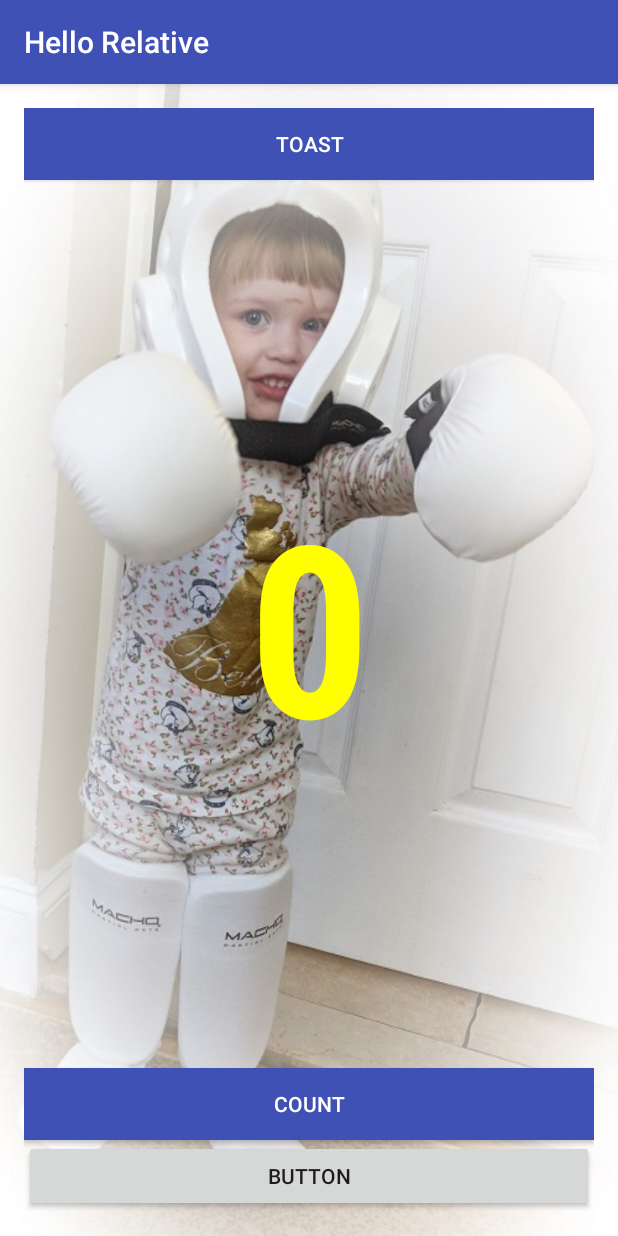
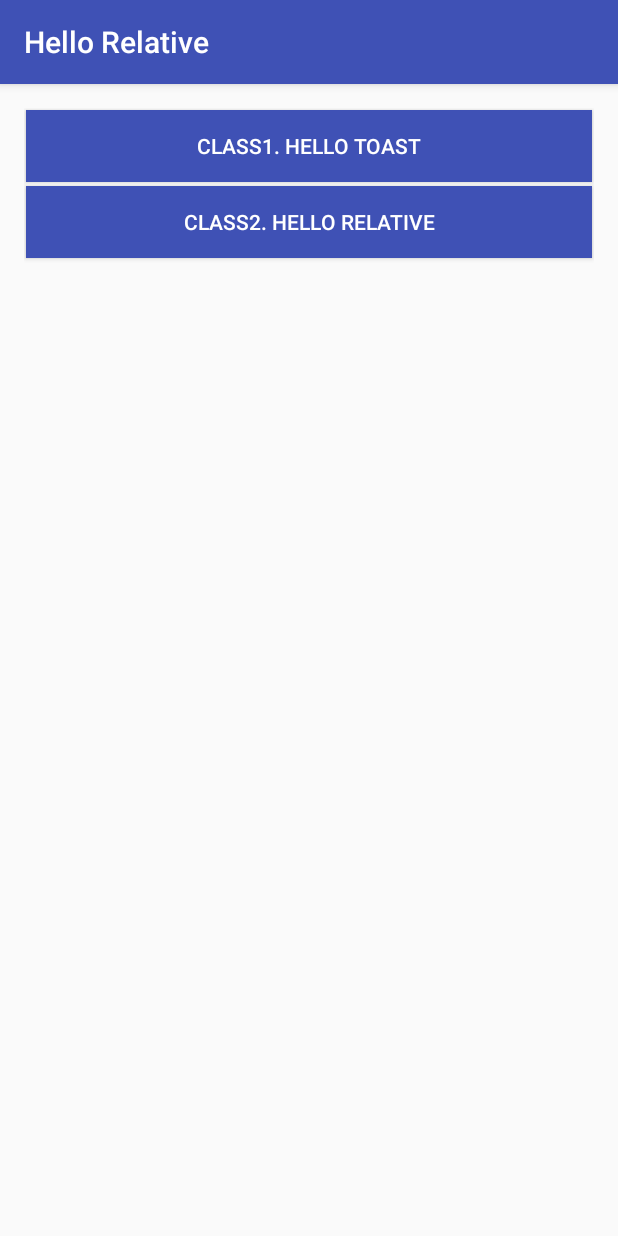
Before and after one commit to amalafeyev/AndroidOnlineTraining, an Android app: the screen it shows after launch (MainActivity), on a phone screen of 412 x 824 dp. Run offline under Robolectric (Android 15) with nearby library versions, the phone set to English and light mode, and no system bars.

Commit message:
1) Main Activity to luanch all other ones; 2) Refactored old MainActivity to be HelloToast activity from the calss #1 of online course of Android development from Google 3) Added HelloRelative activity from class #2 of online course of Android development from Google

```diff
--- a/src/main/AndroidManifest.xml
+++ b/src/main/AndroidManifest.xml
@@ -16,7 +16,8 @@
                 <category android:name="android.intent.category.LAUNCHER" />
             </intent-filter>
         </activity>
-        <activity android:name=".HelloRelative"></activity>
+        <activity android:name=".HelloRelative" />
+        <activity android:name=".HelloToastClassActivity"></activity>
     </application>
 
 </manifest>
--- a/src/main/java/com/malafeyev/alexey/mobapp/MainActivity.java
+++ b/src/main/java/com/malafeyev/alexey/mobapp/MainActivity.java
@@ -3,57 +3,27 @@ package com.malafeyev.alexey.mobapp;
 import android.content.Intent;
 import android.os.Bundle;
 import android.support.v7.app.AppCompatActivity;
-import android.util.Log;
 import android.view.View;
-import android.widget.Button;
-import android.widget.TextView;
-import android.widget.Toast;
 
-public class MainActivity extends AppCompatActivity implements View.OnClickListener {
+public class MainActivity extends AppCompatActivity{
 
     private static final String TAG = "MainActivity";
-
-    private TextView txvToast = null;
-    private Button btnToast = null;
-    private Button btnCount = null;
-    private int counter = 0;
-    private boolean toogler = false;
 
     @Override
     protected void onCreate(Bundle savedInstanceState) {
         super.onCreate(savedInstanceState);
         setContentView(R.layout.activity_main);
 
-        txvToast = (TextView) findViewById(R.id.txvToast);
-        btnToast = (Button) findViewById(R.id.btnToast);
-        btnCount = (Button) findViewById(R.id.btnCount);
-        counter = 0;
-        txvToast.setText(String.valueOf(counter));
-
 //        try {
 //            float d = 1;
 //        } catch (Exception ex) {
 //            Log.d(TAG, "Hello World", ex);
 //        }
-
-        btnCount.setOnClickListener(this);
     }
 
-    @Override
-    public void onClick(View view) {
-        if(view.getId() == btnCount.getId()){
-            if(txvToast != null) {
-                txvToast.setText(String.valueOf(++counter));
-            }
-        }
-        else if(view.getId() == btnToast.getId() || view.getId() == txvToast.getId()){
-            ((View)txvToast.getParent())
-                    .setBackground(getDrawable(
-                            toogler ? R.drawable.mvimg_20180310_170434 : R.drawable.mvimg_20180311_154941));
-            toogler = !toogler;
-        }
-
-        Toast.makeText(this, "Punch!!!", Toast.LENGTH_SHORT).show();
+    public void startHelloToastActivity(View view) {
+        Intent intentHelloToast = new Intent(getApplicationContext(), HelloToastClassActivity.class);
+        startActivity(intentHelloToast);
     }
 
     public void startHelloRelativeActivity(View view) {
--- a/src/main/res/layout/activity_main.xml
+++ b/src/main/res/layout/activity_main.xml
@@ -1,53 +1,28 @@
 <?xml version="1.0" encoding="utf-8"?>
 <LinearLayout xmlns:android="http://schemas.android.com/apk/res/android"
-    xmlns:app="http://schemas.android.com/apk/res-auto"
     xmlns:tools="http://schemas.android.com/tools"
     android:layout_width="match_parent"
     android:layout_height="match_parent"
     android:padding="@dimen/activity_margin"
-    android:background="@drawable/mvimg_20180310_170434"
     android:orientation="vertical"
     tools:context="com.malafeyev.alexey.mobapp.MainActivity">
 
     <Button
-        android:id="@+id/btnToast"
         android:layout_width="match_parent"
         android:layout_height="wrap_content"
+        android:layout_margin="1dp"
         android:background="@color/colorPrimary"
-        android:onClick="onClick"
-        android:textColor="@color/colorWhite"
-        android:text="Toast" />
-
-    <TextView
-        android:id="@+id/txvToast"
-        android:layout_width="match_parent"
-        android:layout_height="wrap_content"
-        android:layout_weight="2"
-        android:onClick="onClick"
-        android:fontFamily="sans-serif-condensed"
-        android:text="@string/show_initial_value"
-        android:textAlignment="center"
-        android:textColor="@color/myBackgroundColor"
-        android:textSize="@dimen/show_text_size"
-        android:textStyle="bold"
-        app:layout_constraintBottom_toBottomOf="parent"
-        app:layout_constraintLeft_toLeftOf="parent"
-        app:layout_constraintRight_toRightOf="parent"
-        app:layout_constraintTop_toTopOf="parent"
-        android:gravity="center"/>
-
-    <Button
-        android:id="@+id/btnCount"
-        android:layout_width="match_parent"
-        android:layout_height="wrap_content"
-        android:background="@color/colorPrimary"
-        android:textColor="@color/colorWhite"
-        android:text="Count" />
+        android:onClick="startHelloToastActivity"
+        android:text="@string/button_label_hello_toast"
+        android:textColor="@color/colorWhite" />
 
     <Button
         android:layout_width="match_parent"
         android:layout_height="wrap_content"
-        android:text="Button"
-        android:onClick="startHelloRelativeActivity"/>
+        android:layout_margin="1dp"
+        android:background="@color/colorPrimary"
+        android:onClick="startHelloRelativeActivity"
+        android:text="@string/button_label_hello_relative"
+        android:textColor="@color/colorWhite" />
 
 </LinearLayout>
--- a/src/main/res/values/strings.xml
+++ b/src/main/res/values/strings.xml
@@ -3,4 +3,8 @@
     <string name="greeting_main_page">0</string>
     <string name="toastMessage">Toast HeHe :)</string>
     <string name="show_initial_value">0</string>
+    <string name="button_label_count">Count</string>
+    <string name="button_label_hello_toast">Class1. Hello Toast</string>
+    <string name="button_label_hello_relative">Class2. Hello Relative</string>
+    <string name="button_label_toast">Toast</string>
 </resources>
```
Also changed, not shown: src/main/res/layout/activity_hello_relative.xml (+16 -18 lines).
